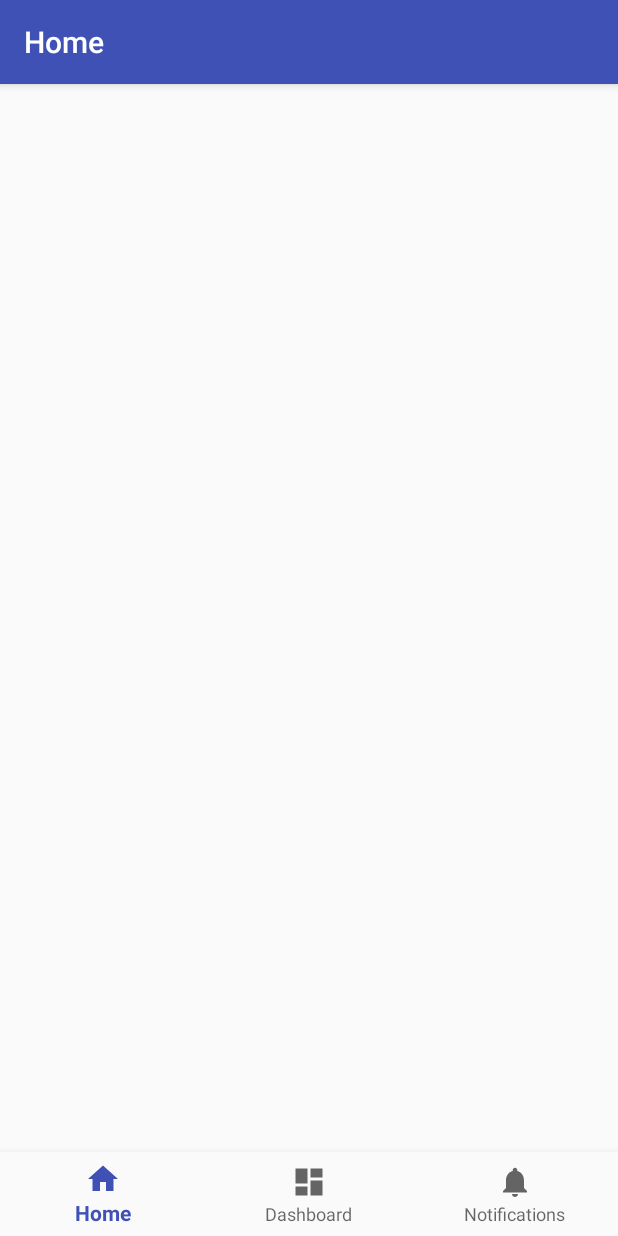
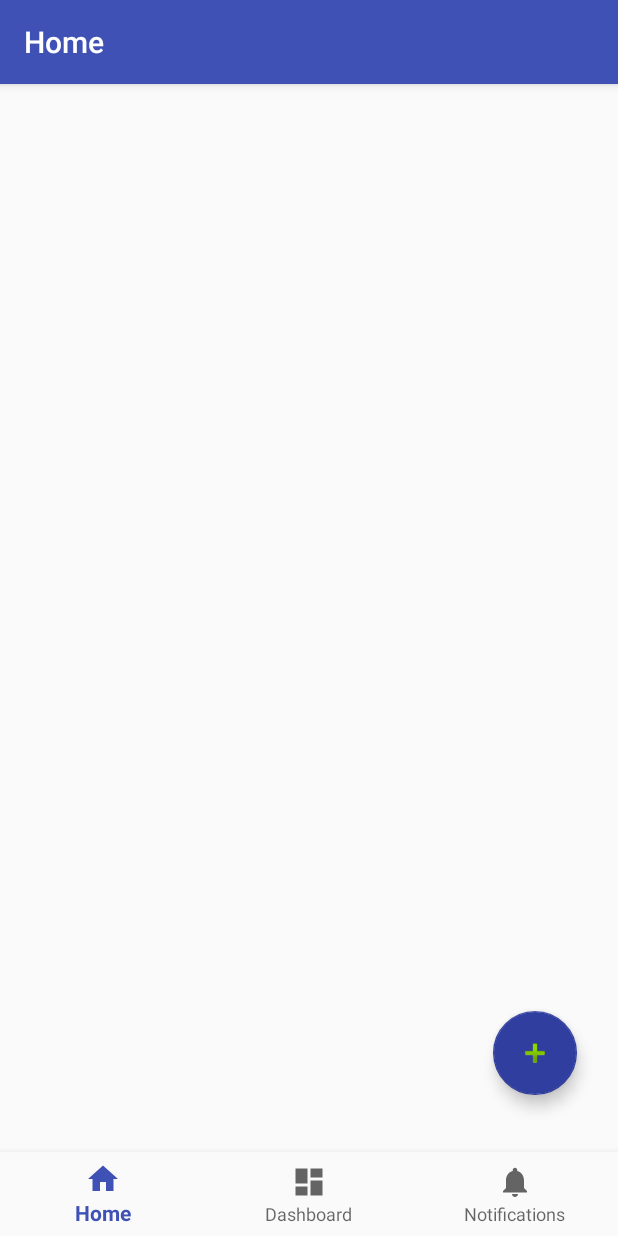
Before and after one commit to abhik-setia/pillapp, an Android app: the screen it shows after launch (MainActivity), on a phone screen of 412 x 824 dp. Run offline under Robolectric (Android 15) with nearby library versions, the phone set to English and light mode, and no system bars.

```diff
--- a/app/build.gradle
+++ b/app/build.gradle
@@ -26,5 +26,6 @@ dependencies {
     })
     compile 'com.android.support:appcompat-v7:25.1.0'
     compile 'com.android.support:design:25.1.0'
+    compile 'com.android.support.constraint:constraint-layout:1.0.0-alpha8'
     testCompile 'junit:junit:4.12'
 }
--- a/app/src/main/AndroidManifest.xml
+++ b/app/src/main/AndroidManifest.xml
@@ -18,6 +18,8 @@
                 <category android:name="android.intent.category.LAUNCHER"/>
             </intent-filter>
         </activity>
+        <activity android:name=".AddPill">
+        </activity>
     </application>
 
 </manifest>
--- a/app/src/main/java/com/example/dell/pill_app/HomeFragment.java
+++ b/app/src/main/java/com/example/dell/pill_app/HomeFragment.java
@@ -1,7 +1,9 @@
 package com.example.dell.pill_app;
 
+import android.content.Intent;
 import android.os.Bundle;
 import android.support.annotation.Nullable;
+import android.support.design.widget.FloatingActionButton;
 import android.support.v4.app.Fragment;
 import android.view.LayoutInflater;
 import android.view.View;
@@ -15,7 +17,7 @@ import android.widget.TextView;
 
 public class HomeFragment extends Fragment {
 
-
+    private FloatingActionButton fab;
     private View mContent;
 
     public static android.support.v4.app.Fragment newInstance() {
@@ -27,7 +29,16 @@ public class HomeFragment extends Fragment {
     @Nullable
     @Override
     public View onCreateView(LayoutInflater inflater, @Nullable ViewGroup container, Bundle savedInstanceState) {
-        return inflater.inflate(R.layout.fragment_home,container,false);
+       View v=inflater.inflate(R.layout.fragment_home,container,false);
+        fab=(FloatingActionButton) v.findViewById(R.id.floatingActionButton);
+        fab.setOnClickListener(new View.OnClickListener() {
+            @Override
+            public void onClick(View v) {
+                Intent intent = new Intent(getContext(),AddPill.class);
+                startActivity(intent);
+            }
+        });
+        return  v;
     }
 
     @Override
--- a/app/src/main/res/layout/activity_main.xml
+++ b/app/src/main/res/layout/activity_main.xml
@@ -15,7 +15,7 @@
         android:layout_height="0dp"
         android:layout_weight="1">
 
-     </FrameLayout>
+    </FrameLayout>
 
     <android.support.design.widget.BottomNavigationView
         android:id="@+id/navigation"
--- a/app/src/main/res/layout/fragment_home.xml
+++ b/app/src/main/res/layout/fragment_home.xml
@@ -1,8 +1,17 @@
 <?xml version="1.0" encoding="utf-8"?>
 <RelativeLayout xmlns:android="http://schemas.android.com/apk/res/android"
-                xmlns:tools="http://schemas.android.com/tools"
+                xmlns:app="http://schemas.android.com/apk/res-auto" xmlns:tools="http://schemas.android.com/tools"
                 android:id="@+id/fragment_content"
                 android:layout_width="match_parent"
                 android:layout_height="match_parent">
 
+    <android.support.design.widget.FloatingActionButton
+        android:id="@+id/floatingActionButton"
+        android:layout_width="100dp"
+        android:layout_height="100dp"
+        android:layout_alignParentBottom="true" android:layout_alignParentEnd="true"
+        android:layout_marginBottom="38dp" android:layout_marginEnd="27dp"
+        android:clickable="true" app:backgroundTint="@color/colorPrimaryDark"
+        app:fabSize="normal"
+        app:srcCompat="@android:drawable/ic_input_add"/>
 </RelativeLayout>
```
Also changed, not shown: app/src/main/java/com/example/dell/pill_app/AddPill.java (added, +16 -0 lines), app/src/main/res/layout/activity_add_pill.xml (added, +10 -0 lines), app/src/main/res/layout/fragment_noti.xml (+24 -2 lines).
